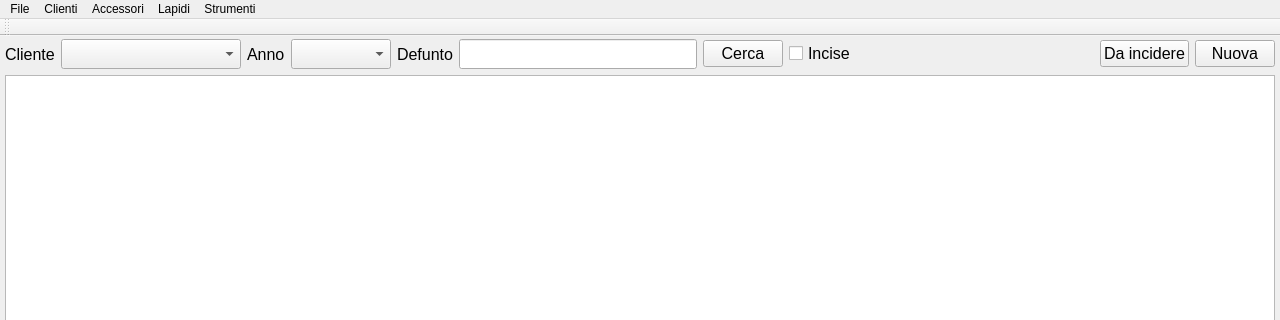
Before: the Qt Designer form funeraria.ui in LuigiCaradonna/funeraria, drawn with Qt 5; both pictures show x 0 to 1280 and y 0 to 320 of the 1280 by 800 pixel window.
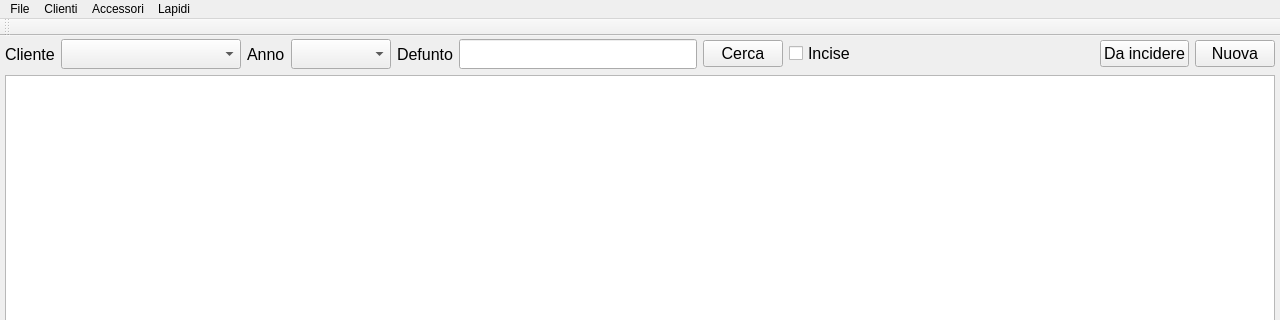
After: the same form once the commit is applied.

Commit message: Menu items rearranged

What changed in the file:
```diff
--- a/funeraria.ui
+++ b/funeraria.ui
@@ -329,11 +329,6 @@
      <string>Lapidi</string>
     </property>
     <addaction name="actionTNew"/>
-   </widget>
-   <widget class="QMenu" name="menuTools">
-    <property name="title">
-     <string>Strumenti</string>
-    </property>
     <addaction name="actionTEngrave"/>
     <addaction name="actionMAccessories"/>
     <addaction name="actionTPay"/>
@@ -350,7 +345,6 @@
    <addaction name="menuClienti"/>
    <addaction name="menuAccessories"/>
    <addaction name="menuLapidi"/>
-   <addaction name="menuTools"/>
   </widget>
   <widget class="QToolBar" name="mainToolBar">
    <attribute name="toolBarArea">
```
Left out of the diff: 6 changed lines with no effect on the pictures.
